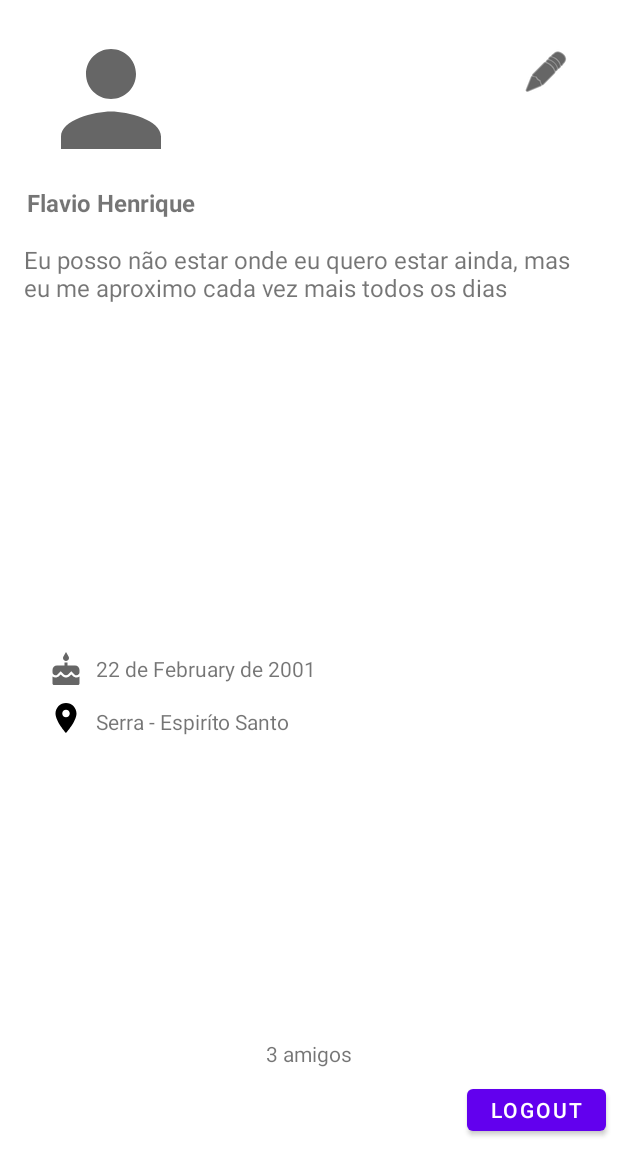
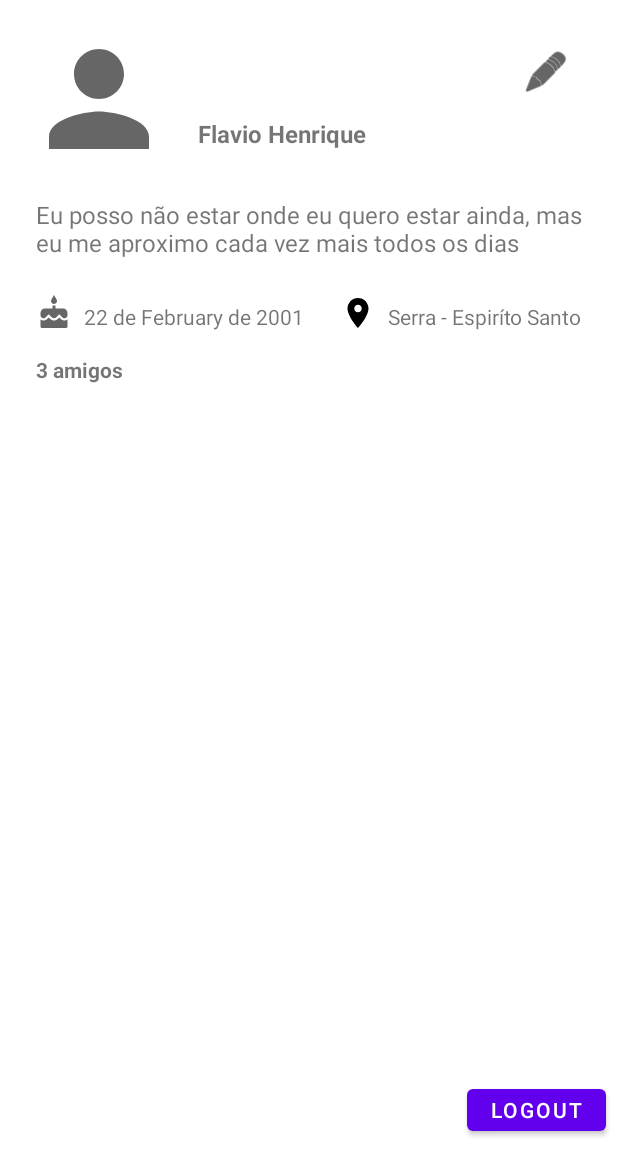
Before and after one commit to rogerlcs/VamoMarcarMovel, an Android app: the PerfilActivity screen opened directly, with no data from a screen before it, on a phone screen of 412 x 824 dp, the part 84-1236 px from its top. Run offline under Robolectric (Android 15) with nearby library versions, the phone set to English and light mode, and no system bars.

Commit message:
Ajustes de Layout

```diff
--- a/app/src/main/java/com/example/vamomarcar/AllEventsAdapter.java
+++ b/app/src/main/java/com/example/vamomarcar/AllEventsAdapter.java
@@ -154,7 +154,7 @@ public class AllEventsAdapter extends RecyclerView.Adapter {
 
                         @Override
                         public void onFinish() {
-                            data.setText("Disponível para marcar!");
+                            data.setText("Votação Finalizada!");
 
                         }
                     };
--- a/app/src/main/res/layout/activity_login.xml
+++ b/app/src/main/res/layout/activity_login.xml
@@ -10,7 +10,7 @@
         android:id="@+id/etLogin"
         android:layout_width="wrap_content"
         android:layout_height="wrap_content"
-        android:layout_marginTop="96dp"
+        android:layout_marginTop="64dp"
         android:ems="10"
         android:hint="Login"
         android:inputType="textPersonName"
@@ -22,7 +22,7 @@
         android:id="@+id/etPassword"
         android:layout_width="wrap_content"
         android:layout_height="wrap_content"
-        android:layout_marginTop="8dp"
+        android:layout_marginTop="16dp"
         android:ems="10"
         android:hint="Senha"
         android:inputType="textPassword"
@@ -34,7 +34,7 @@
         android:id="@+id/btnLogin"
         android:layout_width="130dp"
         android:layout_height="wrap_content"
-        android:layout_marginTop="24dp"
+        android:layout_marginTop="32dp"
         android:text="Login"
         app:layout_constraintEnd_toEndOf="parent"
         app:layout_constraintStart_toStartOf="parent"
--- a/app/src/main/res/layout/activity_perfil.xml
+++ b/app/src/main/res/layout/activity_perfil.xml
@@ -21,9 +21,10 @@
         android:id="@+id/imageView4"
         android:layout_width="@dimen/im_width"
         android:layout_height="@dimen/im_height"
-        android:layout_marginStart="24dp"
-        android:layout_marginLeft="24dp"
+        android:layout_marginStart="16dp"
+        android:layout_marginLeft="16dp"
         android:layout_marginTop="16dp"
+        android:adjustViewBounds="true"
         app:layout_constraintStart_toStartOf="parent"
         app:layout_constraintTop_toBottomOf="@+id/tbPerfil"
         app:srcCompat="@drawable/ic_baseline_person_24"
@@ -33,44 +34,38 @@
         android:id="@+id/tvNomePerfil"
         android:layout_width="wrap_content"
         android:layout_height="wrap_content"
-        android:layout_marginStart="8dp"
-        android:layout_marginLeft="8dp"
-        android:layout_marginTop="8dp"
-        android:layout_marginEnd="8dp"
-        android:layout_marginRight="8dp"
+        android:layout_marginStart="16dp"
+        android:layout_marginLeft="16dp"
+        android:layout_marginBottom="16dp"
         android:text="Leonardo Santana"
         android:textSize="16sp"
         android:textStyle="bold"
-        app:layout_constraintEnd_toEndOf="@+id/imageView4"
-        app:layout_constraintStart_toStartOf="@+id/imageView4"
-        app:layout_constraintTop_toBottomOf="@+id/imageView4" />
+        app:layout_constraintBottom_toBottomOf="@+id/imageView4"
+        app:layout_constraintStart_toEndOf="@+id/imageView4" />
 
     <TextView
         android:id="@+id/tvBioPerfil"
         android:layout_width="0dp"
-        android:layout_height="0dp"
-        android:layout_marginStart="16dp"
-        android:layout_marginLeft="16dp"
+        android:layout_height="wrap_content"
+        android:layout_marginStart="8dp"
+        android:layout_marginLeft="8dp"
         android:layout_marginTop="16dp"
         android:layout_marginEnd="16dp"
         android:layout_marginRight="16dp"
-        android:layout_marginBottom="16dp"
         android:text="Bio:"
         android:textSize="16sp"
-        app:layout_constraintBottom_toTopOf="@+id/tvDtNasc"
         app:layout_constraintEnd_toEndOf="parent"
-        app:layout_constraintStart_toStartOf="parent"
-        app:layout_constraintTop_toBottomOf="@+id/tvNomePerfil" />
+        app:layout_constraintStart_toStartOf="@+id/imageView4"
+        app:layout_constraintTop_toBottomOf="@+id/imageView4" />
 
     <ImageView
         android:id="@+id/imageView5"
         android:layout_width="wrap_content"
         android:layout_height="wrap_content"
-        android:layout_marginStart="32dp"
-        android:layout_marginLeft="32dp"
-        android:layout_marginBottom="202dp"
-        app:layout_constraintBottom_toTopOf="@+id/tvTotalAmigos"
-        app:layout_constraintStart_toStartOf="parent"
+        android:layout_marginStart="24dp"
+        android:layout_marginLeft="24dp"
+        app:layout_constraintBottom_toBottomOf="@+id/imageView6"
+        app:layout_constraintStart_toEndOf="@+id/tvDtNasc"
         app:srcCompat="@drawable/ic_baseline_location_on_24" />
 
     <TextView
@@ -79,20 +74,17 @@
         android:layout_height="wrap_content"
         android:layout_marginStart="8dp"
         android:layout_marginLeft="8dp"
-        android:layout_marginBottom="202dp"
         android:text="Serra - Espirito Santo"
-        app:layout_constraintBottom_toTopOf="@+id/tvTotalAmigos"
+        app:layout_constraintBottom_toBottomOf="@+id/imageView5"
         app:layout_constraintStart_toEndOf="@+id/imageView5" />
 
     <ImageView
         android:id="@+id/imageView6"
         android:layout_width="wrap_content"
         android:layout_height="wrap_content"
-        android:layout_marginStart="32dp"
-        android:layout_marginLeft="32dp"
-        android:layout_marginBottom="8dp"
-        app:layout_constraintBottom_toTopOf="@+id/imageView5"
-        app:layout_constraintStart_toStartOf="parent"
+        android:layout_marginTop="24dp"
+        app:layout_constraintStart_toStartOf="@+id/tvBioPerfil"
+        app:layout_constraintTop_toBottomOf="@+id/tvBioPerfil"
         app:srcCompat="@drawable/ic_baseline_cake_24" />
 
     <TextView
@@ -101,24 +93,19 @@
         android:layout_height="wrap_content"
         android:layout_marginStart="8dp"
         android:layout_marginLeft="8dp"
-        android:layout_marginBottom="16dp"
         android:text="24 de junho de 2003"
-        app:layout_constraintBottom_toTopOf="@+id/tvLocalPerfil"
+        app:layout_constraintBottom_toBottomOf="@+id/imageView6"
         app:layout_constraintStart_toEndOf="@+id/imageView6" />
 
     <TextView
         android:id="@+id/tvTotalAmigos"
         android:layout_width="wrap_content"
         android:layout_height="wrap_content"
-        android:layout_marginStart="8dp"
-        android:layout_marginLeft="8dp"
-        android:layout_marginEnd="8dp"
-        android:layout_marginRight="8dp"
-        android:layout_marginBottom="8dp"
+        android:layout_marginTop="16dp"
         android:text="26 amigos"
-        app:layout_constraintBottom_toTopOf="@+id/btnLogout"
-        app:layout_constraintEnd_toEndOf="parent"
-        app:layout_constraintStart_toStartOf="parent" />
+        android:textStyle="bold"
+        app:layout_constraintStart_toStartOf="@+id/tvBioPerfil"
+        app:layout_constraintTop_toBottomOf="@+id/imageView6" />
 
     <Button
         android:id="@+id/btnLogout"
--- a/app/src/main/res/values/dimen.xml
+++ b/app/src/main/res/values/dimen.xml
@@ -6,4 +6,6 @@
     <dimen name="desc_height">80dp</dimen>
     <dimen name="p_width">50dp</dimen>
     <dimen name="p_height">50dp</dimen>
+    <dimen name="p2_width">24dp</dimen>
+    <dimen name="p2_height">24dp</dimen>
 </resources>
```
Also changed, not shown: app/src/main/res/layout/activity_register.xml (+52 -6 lines), app/src/main/res/layout/event_item.xml (+3 -16 lines), app/src/main/res/layout/participante_item.xml (+4 -5 lines), app/src/main/res/layout/activity_main.xml (renamed from app/src/main/res/layout/activity_main2.xml).
